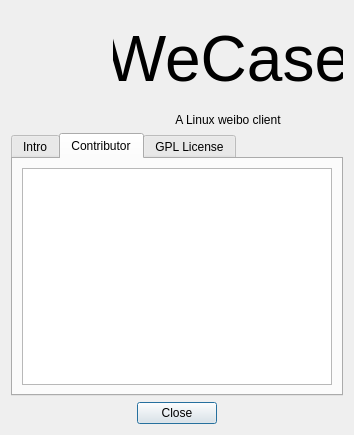
First picture: the form in res/ui/AboutWindow.ui, repository WeCase/WeCase, before the edit.
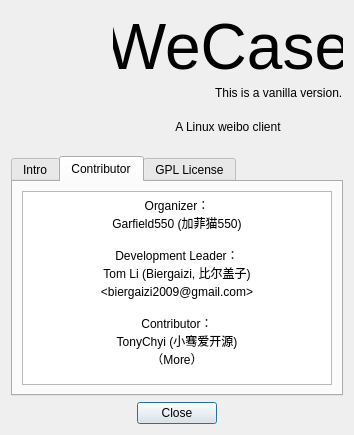
Second picture: the form after the edit. The open tabs and pages were chosen to show the change. Icons and pictures are not drawn.

Commit message: 添加贡献者，添加发行版本（暂时硬编码）

What changed in the file:
```diff
--- a/res/ui/AboutWindow.ui
+++ b/res/ui/AboutWindow.ui
@@ -31,35 +31,10 @@
   <property name="windowTitle">
    <string>About</string>
   </property>
-  <layout class="QVBoxLayout" name="verticalLayout">
+  <layout class="QVBoxLayout" name="verticalLayout_4">
    <item>
-    <layout class="QGridLayout" name="gridLayout">
-     <item row="0" column="1">
-      <widget class="QLabel" name="label">
-       <property name="font">
-        <font>
-         <pointsize>48</pointsize>
-        </font>
-       </property>
-       <property name="text">
-        <string>WeCase</string>
-       </property>
-       <property name="alignment">
-        <set>Qt::AlignCenter</set>
-       </property>
-      </widget>
-     </item>
-     <item row="1" column="1">
-      <widget class="QLabel" name="label_2">
-       <property name="text">
-        <string>A Linux weibo client</string>
-       </property>
-       <property name="alignment">
-        <set>Qt::AlignCenter</set>
-       </property>
-      </widget>
-     </item>
-     <item row="0" column="0">
+    <layout class="QHBoxLayout" name="horizontalLayout_4">
+     <item>
       <widget class="QLabel" name="label_3">
        <property name="sizePolicy">
         <sizepolicy hsizetype="Fixed" vsizetype="Fixed">
@@ -90,6 +65,71 @@
        </property>
       </widget>
      </item>
+     <item>
+      <layout class="QVBoxLayout" name="verticalLayout" stretch="2,1,3">
+       <property name="spacing">
+        <number>0</number>
+       </property>
+       <item>
+        <widget class="QLabel" name="label">
+         <property name="sizePolicy">
+          <sizepolicy hsizetype="Preferred" vsizetype="Preferred">
+           <horstretch>0</horstretch>
+           <verstretch>0</verstretch>
+          </sizepolicy>
+         </property>
+         <property name="font">
+          <font>
+           <pointsize>48</pointsize>
+          </font>
+         </property>
+         <property name="text">
+          <string>WeCase</string>
+         </property>
+         <property name="alignment">
+          <set>Qt::AlignCenter</set>
+         </property>
+        </widget>
+       </item>
+       <item>
+        <layout class="QHBoxLayout" name="horizontalLayout_3">
+         <property name="spacing">
+          <number>0</number>
+         </property>
+         <item>
+          <spacer name="horizontalSpacer_3">
+           <property name="orientation">
+            <enum>Qt::Horizontal</enum>
+           </property>
+           <property name="sizeHint" stdset="0">
+            <size>
+             <width>40</width>
+             <height>20</height>
+            </size>
+           </property>
+          </spacer>
+         </item>
+         <item>
+          <widget class="QLabel" name="distLabel">
+           <property name="text">
+            <string>This is a vanilla version.</string>
+           </property>
+          </widget>
+         </item>
+        </layout>
+       </item>
+       <item>
+        <widget class="QLabel" name="label_2">
+         <property name="text">
+          <string>A Linux weibo client</string>
+         </property>
+         <property name="alignment">
+          <set>Qt::AlignCenter</set>
+         </property>
+        </widget>
+       </item>
+      </layout>
+     </item>
     </layout>
    </item>
    <item>
@@ -135,7 +175,23 @@
       </attribute>
       <layout class="QVBoxLayout" name="verticalLayout_2">
        <item>
-        <widget class="QListView" name="listView"/>
+        <widget class="QTextBrowser" name="contirbutorBroswer">
+         <property name="html">
+          <string>&lt;!DOCTYPE HTML PUBLIC &quot;-//W3C//DTD HTML 4.0//EN&quot; &quot;http://www.w3.org/TR/REC-html40/strict.dtd&quot;&gt;
+&lt;html&gt;&lt;head&gt;&lt;meta name=&quot;qrichtext&quot; content=&quot;1&quot; /&gt;&lt;style type=&quot;text/css&quot;&gt;
+p, li { white-space: pre-wrap; }
+&lt;/style&gt;&lt;/head&gt;&lt;body style=&quot; font-family:'Sans Serif'; font-size:9pt; font-weight:400; font-style:normal;&quot;&gt;
+&lt;p align=&quot;center&quot; style=&quot; margin-top:0px; margin-bottom:0px; margin-left:0px; margin-right:0px; -qt-block-indent:0; text-indent:0px;&quot;&gt;Organizer：&lt;/p&gt;
+&lt;p align=&quot;center&quot; style=&quot; margin-top:0px; margin-bottom:0px; margin-left:0px; margin-right:0px; -qt-block-indent:0; text-indent:0px;&quot;&gt;Garfield550 (加菲猫550)&lt;/p&gt;
+&lt;p align=&quot;center&quot; style=&quot;-qt-paragraph-type:empty; margin-top:0px; margin-bottom:0px; margin-left:0px; margin-right:0px; -qt-block-indent:0; text-indent:0px;&quot;&gt;&lt;br /&gt;&lt;/p&gt;
+&lt;p align=&quot;center&quot; style=&quot; margin-top:0px; margin-bottom:0px; margin-left:0px; margin-right:0px; -qt-block-indent:0; text-indent:0px;&quot;&gt;Development Leader：&lt;/p&gt;
+&lt;p align=&quot;center&quot; style=&quot; margin-top:0px; margin-bottom:0px; margin-left:0px; margin-right:0px; -qt-block-indent:0; text-indent:0px;&quot;&gt;Tom Li (Biergaizi, 比尔盖子) &amp;lt;biergaizi2009@gmail.com&amp;gt;&lt;/p&gt;
+&lt;p align=&quot;center&quot; style=&quot;-qt-paragraph-type:empty; margin-top:0px; margin-bottom:0px; margin-left:0px; margin-right:0px; -qt-block-indent:0; text-indent:0px;&quot;&gt;&lt;br /&gt;&lt;/p&gt;
+&lt;p align=&quot;center&quot; style=&quot; margin-top:0px; margin-bottom:0px; margin-left:0px; margin-right:0px; -qt-block-indent:0; text-indent:0px;&quot;&gt;Contributor：&lt;/p&gt;
+&lt;p align=&quot;center&quot; style=&quot; margin-top:0px; margin-bottom:0px; margin-left:0px; margin-right:0px; -qt-block-indent:0; text-indent:0px;&quot;&gt;TonyChyi (小骞爱开源)&lt;/p&gt;
+&lt;p align=&quot;center&quot; style=&quot; margin-top:0px; margin-bottom:0px; margin-left:0px; margin-right:0px; -qt-block-indent:0; text-indent:0px;&quot;&gt;（More）&lt;/p&gt;&lt;/body&gt;&lt;/html&gt;</string>
+         </property>
+        </widget>
        </item>
       </layout>
      </widget>
```
The commit also changes 1 other file.
